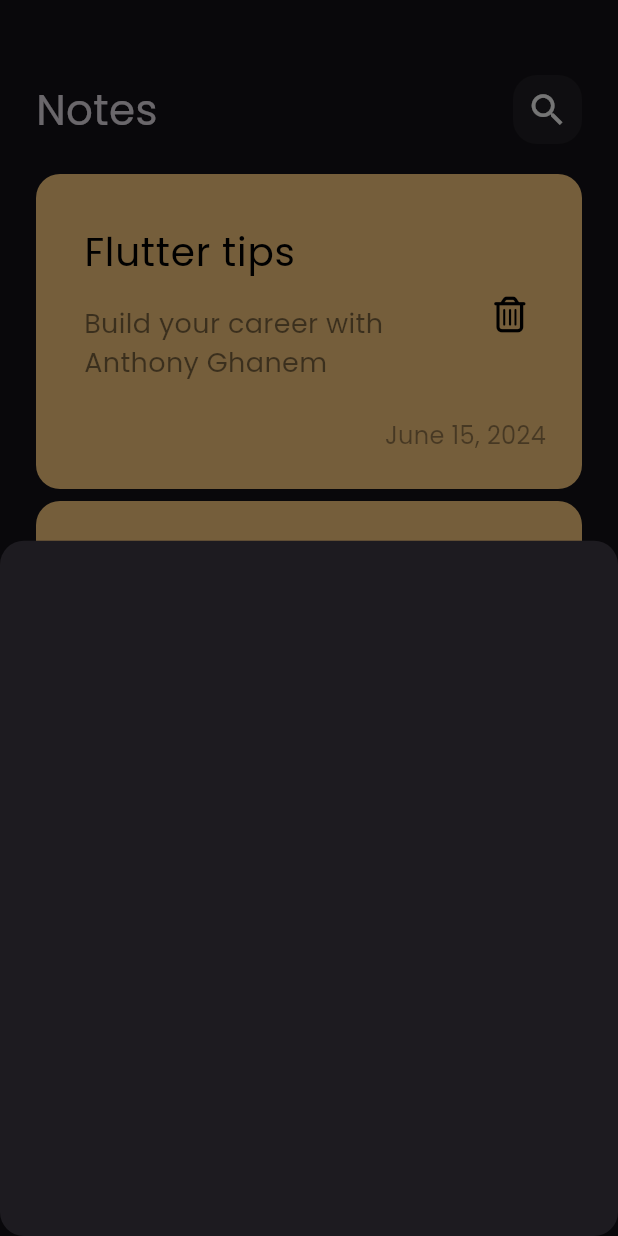
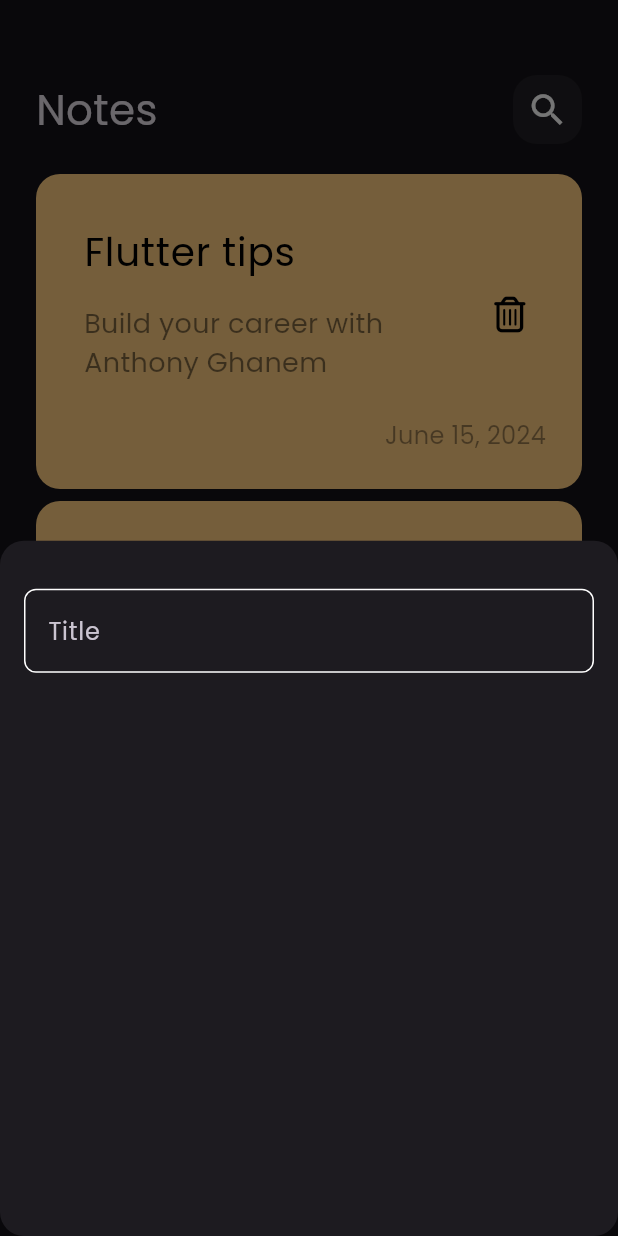
Before and after one commit to AnthonyGh11/notes_app, a Flutter app: the screen it shows after launch, after a tap on the "add" icon, on a phone screen of 412 x 824 dp. Run offline on Flutter 3.47's test engine with Material 3 defaults, Android fonts, the phone set to English and light mode, and no system bars; our stand-ins replace font_awesome_flutter.

Commit message:
create custom textfield

```diff
--- /dev/null
+++ b/lib/constants.dart
@@ -0,0 +1,3 @@
+import 'package:flutter/material.dart';
+
+const kPrimaryColor = Color(0xff62FCD7);
--- a/lib/views/widgets/add_note_bottom_sheet.dart
+++ b/lib/views/widgets/add_note_bottom_sheet.dart
@@ -1,10 +1,21 @@
 import 'package:flutter/material.dart';
+import 'package:notes_app/views/widgets/custom_textfield.dart';
 
 class AddNoteBottomSheet extends StatelessWidget {
   const AddNoteBottomSheet({super.key});
 
   @override
   Widget build(BuildContext context) {
-    return Container();
+    return const Padding(
+      padding: EdgeInsets.symmetric(horizontal: 16),
+      child: Column(
+        children: [
+          SizedBox(
+            height: 32,
+          ),
+          CustomTextField()
+        ],
+      ),
+    );
   }
 }
--- /dev/null
+++ b/lib/views/widgets/custom_textfield.dart
@@ -0,0 +1,30 @@
+import 'package:flutter/material.dart';
+import 'package:notes_app/constants.dart';
+
+class CustomTextField extends StatelessWidget {
+  const CustomTextField({super.key});
+
+  @override
+  Widget build(BuildContext context) {
+    return TextField(
+      cursorColor: kPrimaryColor,
+      decoration: InputDecoration(
+        hintText: 'Title',
+        border: buildBorder(), //border in general
+        enabledBorder:
+            buildBorder(), // border if it is enabled, colors apply to it
+        focusedBorder:
+            buildBorder(kPrimaryColor), //when the user presses on the border
+      ),
+    );
+  }
+
+  OutlineInputBorder buildBorder([color]) {
+    return OutlineInputBorder(
+      borderRadius: BorderRadius.circular(8),
+      borderSide: BorderSide(
+        color: color ?? Colors.white,
+      ),
+    );
+  }
+}
```
